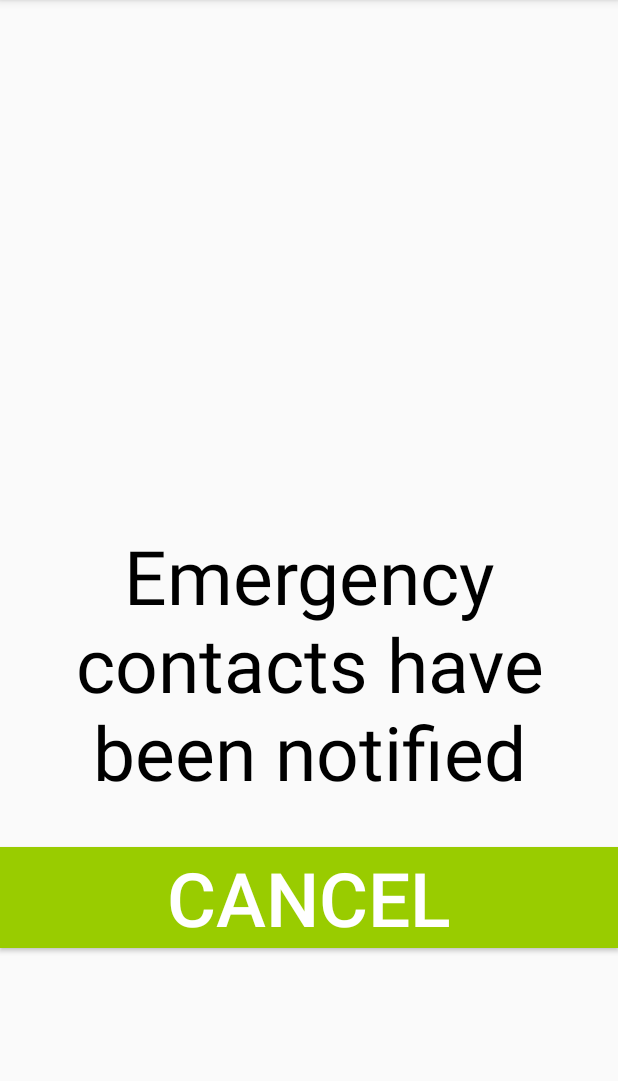
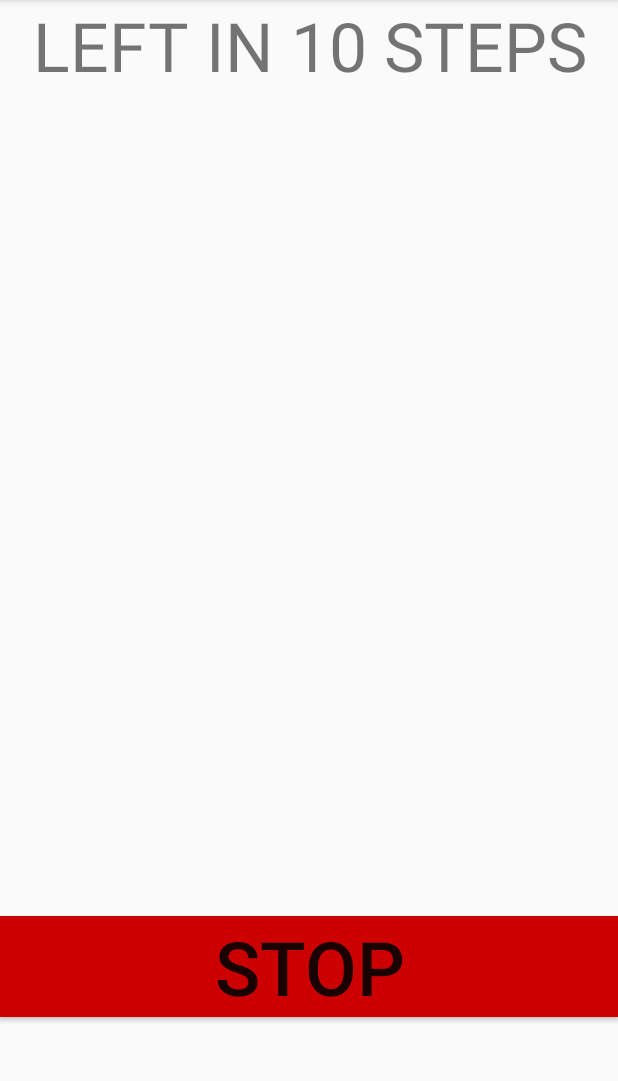
Before and after one commit to IsaacMSchultz/CptS484Project, an Android app: the NavigationActivity screen opened directly, with no data from a screen before it, on a phone screen of 412 x 824 dp, the part 84-1165 px from its top. Run offline under Robolectric (Android 15) with nearby library versions, the phone set to English and light mode, and no system bars.

```diff
--- a/EyeBallinApp/app/src/main/java/com/example/eyeballinapp/NavigationActivity.java
+++ b/EyeBallinApp/app/src/main/java/com/example/eyeballinapp/NavigationActivity.java
@@ -50,7 +50,7 @@ public class NavigationActivity extends AppCompatActivity implements SensorEvent
     }
 
     private void navigate() {
-        setContentView(R.layout.alert_layout);
+        //setContentView(R.layout.alert_layout);
     }
 
     public void fallDetected() {
```
